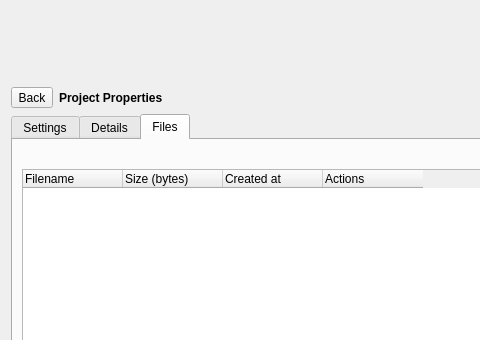
The window that qfieldsync/ui/cloud_projects_dialog.ui (opengisch/qfieldsync) describes before a commit, drawn with Qt 5; both pictures show x 0 to 480 and y 0 to 340 of the 640 by 661 pixel window.
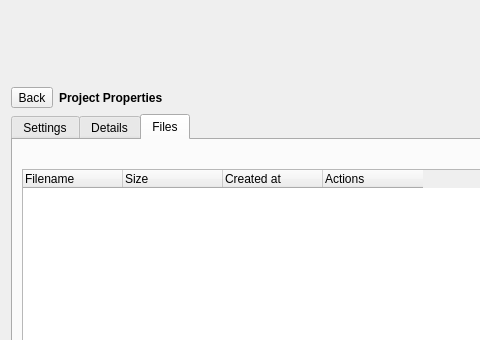
The same window after the commit. The open tabs and pages were chosen to show the change. Icons and pictures are not drawn. Custom widgets are drawn as their Qt base class.

Commit message: Present project properties' files details using friendly file sizes

What changed in the file:
```diff
--- a/qfieldsync/ui/cloud_projects_dialog.ui
+++ b/qfieldsync/ui/cloud_projects_dialog.ui
@@ -638,7 +638,7 @@
              </column>
              <column>
               <property name="text">
-               <string>Size (bytes)</string>
+               <string>Size</string>
               </property>
              </column>
              <column>
```
The commit also changes 1 other file.
